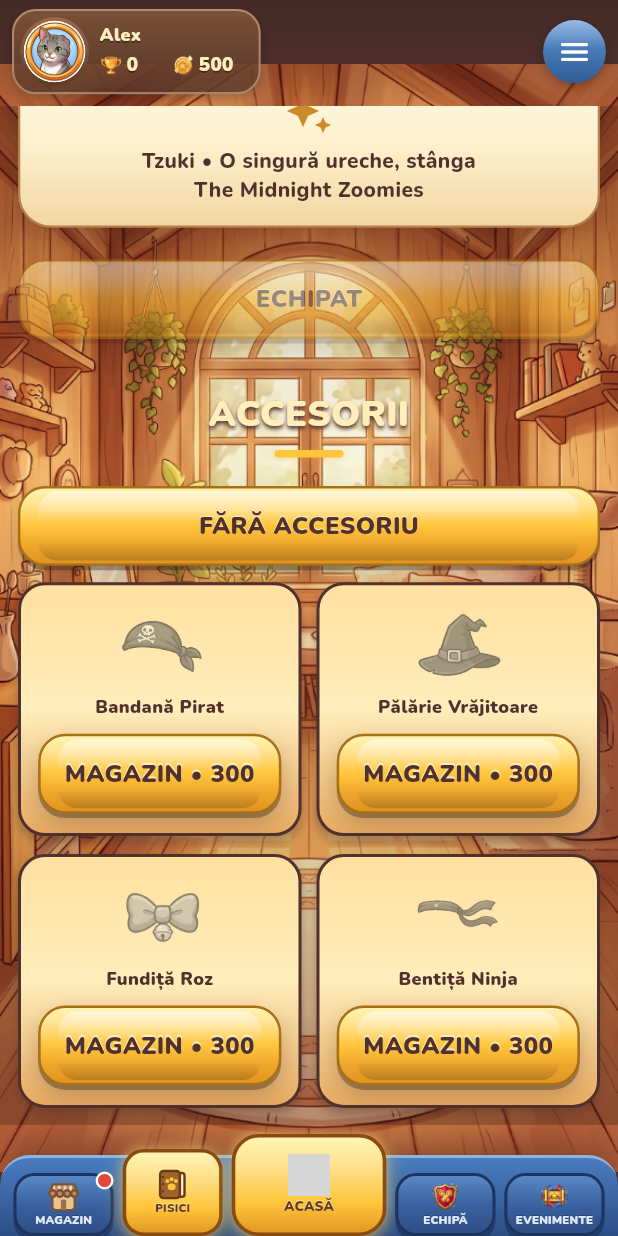
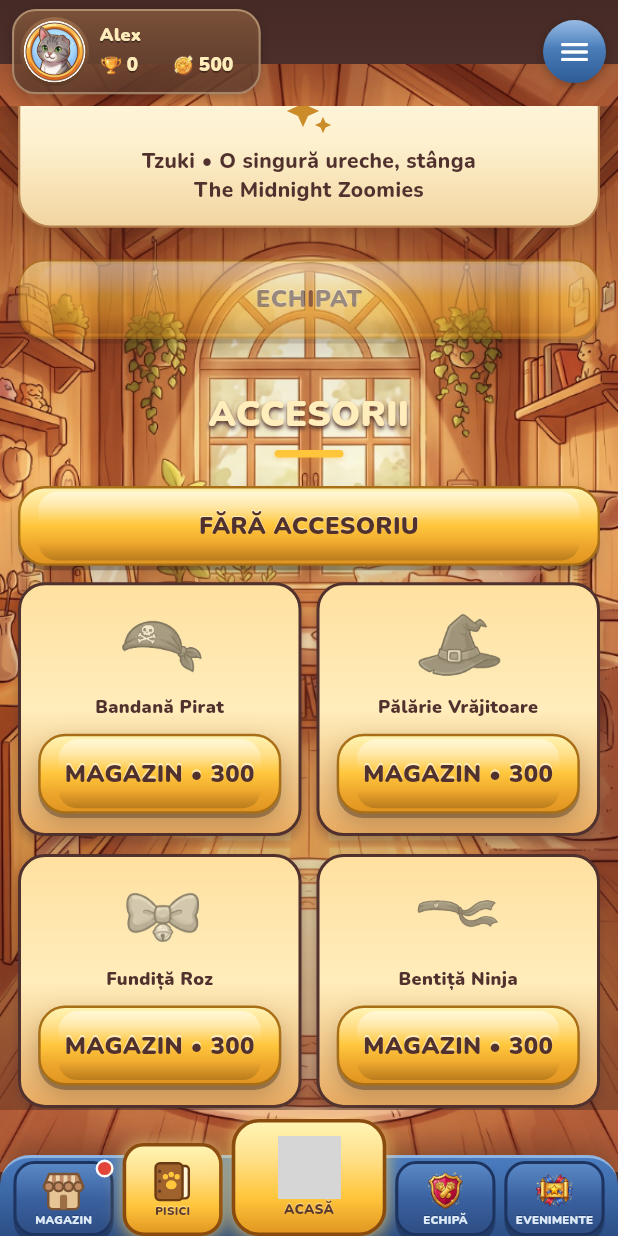
Before and after one commit to TheNinth09/Cat-Paws-Arena, a Flutter app: the Home screen opened directly, item 2 of the bottom bar chosen, scrolled down 576 dp, on a phone screen of 412 x 824 dp. Run offline on Flutter 3.47's test engine with Material 3 defaults, Android fonts, the phone set to English and light mode, and no system bars; our stand-ins replace audioplayers, cloud_firestore, firebase_auth, firebase_core, firebase_messaging, flutter_local_notifications and 3 more; accounts and stored records are empty; grey boxes are pictures that could not be loaded.

Commit message:
Bigger nav icons matching the reference bar
Golden paw, team shield and events scroll now use the painted assets
at a readable size; shop and cats painters enlarged; tiles taller so
the centre ACASA tile protrudes like the Match Masters bar.

Generated with [Devin](https://devin.ai)

Co-Authored-By: Devin <158243242+devin-ai-integration[bot]@users.noreply.github.com>

```diff
--- a/lib/ui_widgets.dart
+++ b/lib/ui_widgets.dart
@@ -579,23 +579,23 @@ class ArenaBottomBar extends StatelessWidget {
       switch (i) {
         case 0:
           return CustomPaint(
-            size: const Size(22, 22),
+            size: const Size(30, 30),
             painter: _ShopIconPainter(selected: active),
           );
         case 1:
           return CustomPaint(
-            size: const Size(22, 22),
+            size: const Size(30, 30),
             painter: _CatsIconPainter(selected: active),
           );
         case 2:
-          return sprite('btn_play_paw', size: 28);
+          return sprite('btn_play_paw', size: 42);
         case 3:
         case 4:
           return arenaImage(
             i == 3 ? 'icon_team' : 'icon_events',
-            width: 22,
-            height: 22,
-            fallback: Icon(icons[i], size: 21, color: iconColor),
+            width: 30,
+            height: 30,
+            fallback: Icon(icons[i], size: 27, color: iconColor),
           );
         default:
           return Icon(icons[i], size: 21, color: iconColor);
@@ -605,7 +605,7 @@ class ArenaBottomBar extends StatelessWidget {
     // Band height 54 + headroom so the raised tiles can pop above it.
     final bottomInset = MediaQuery.viewPaddingOf(context).bottom;
     return SizedBox(
-      height: 74 + bottomInset,
+      height: 84 + bottomInset,
       child: Stack(
         clipBehavior: Clip.none,
         children: [
@@ -705,7 +705,7 @@ class _NavButtonState extends State<_NavButton> {
     final golden = active || centre;
     // Tile heights measured from the row bottom: the band occupies its
     // lower 54 px, so taller tiles protrude above the band's top edge.
-    final h = centre ? 68.0 : (active ? 58.0 : 42.0);
+    final h = centre ? 78.0 : (active ? 62.0 : 50.0);
     return Semantics(
       button: true,
       selected: active,
--- a/pubspec.yaml
+++ b/pubspec.yaml
@@ -16,7 +16,7 @@ publish_to: 'none' # Remove this line if you wish to publish to pub.dev
 # https://developer.apple.com/library/archive/documentation/General/Reference/InfoPlistKeyReference/Articles/CoreFoundationKeys.html
 # In Windows, build-name is used as the major, minor, and patch parts
 # of the product and file versions while build-number is used as the build suffix.
-version: 0.7.0+30
+version: 0.7.0+31
 
 environment:
   sdk: ^3.13.5
```
